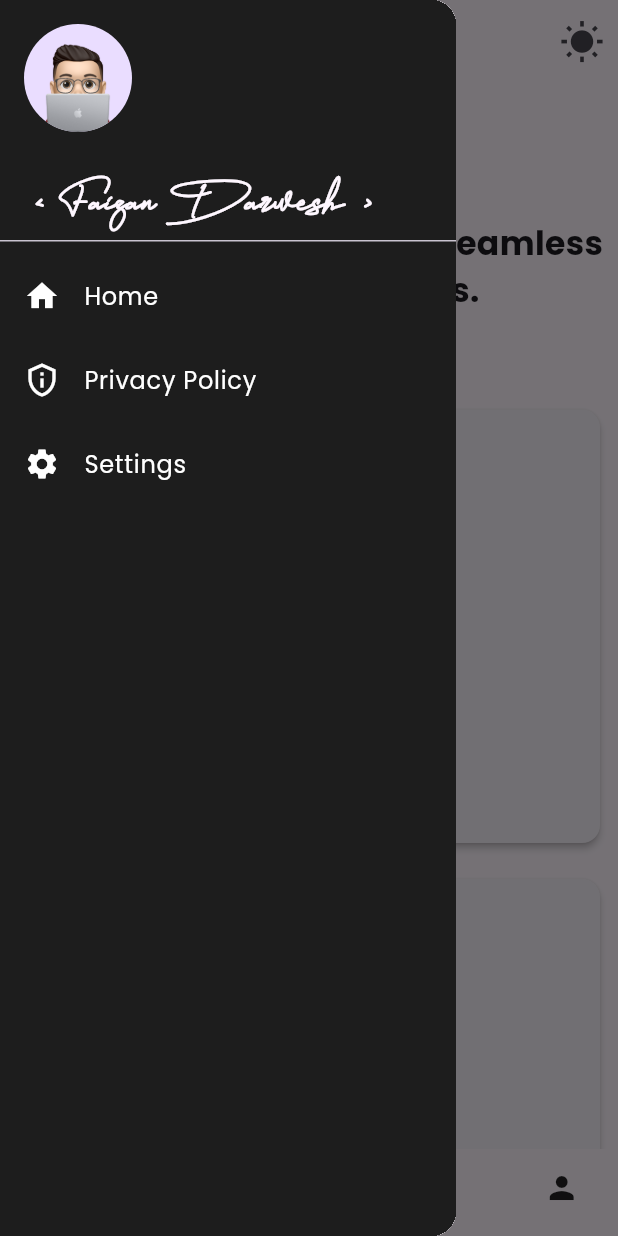
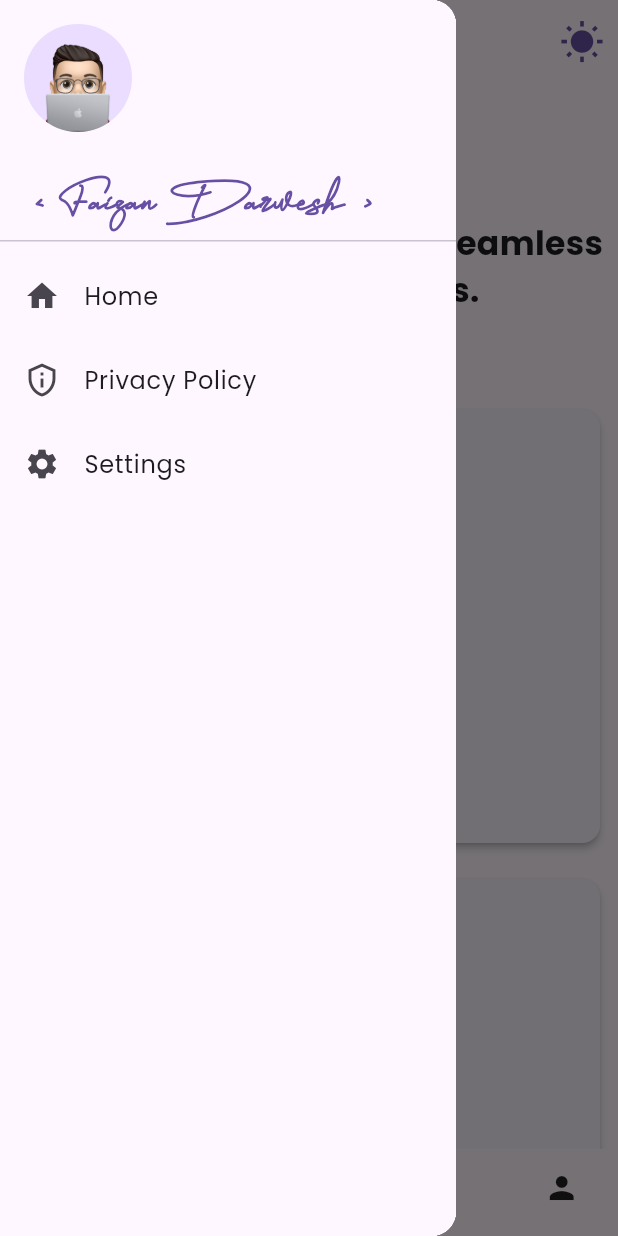
Before and after one commit to faizandarwesh/portfolio_app, a Flutter app: the screen it shows after launch, item 4 of the bottom bar chosen, with the side drawer open, on a phone screen of 412 x 824 dp. Run offline on Flutter 3.47's test engine with Material 3 defaults, Android fonts, the light colour scheme and no system bars; our stand-ins replace animated_text_kit, flutter_riverpod, flutter_svg, flutter_widget_from_html, lottie; network calls fail.

Commit message:
Make theme changes

```diff
--- a/lib/data/data.dart
+++ b/lib/data/data.dart
@@ -205,7 +205,7 @@ Our innovative and tailored clothing recovery programs not only reduce waste, bu
        "type" : "On-site",
        "organization" : "Genetech Solutions",
       "location": "Karachi, Pakistan",
-      "logo": "https://www.genetechsolutions.com//public/frontend/images/logo.png",
+      "logo": "assets/icons/genetech.svg",
       "role": "Building and managing interactive frontend UIs using React and Next.js. Integrating with backend APIs and services to fetch and manipulate data. Participating in client meetings to gather requirements, provide updates,and address feedback."
     },
     {
@@ -215,7 +215,7 @@ Our innovative and tailored clothing recovery programs not only reduce waste, bu
       "type" : "On-site",
       "organization" : "Genetech Solutions",
       "location": "Karachi, Pakistan",
-      "logo": "https://www.genetechsolutions.com//public/frontend/images/logo.png",
+      "logo": "assets/icons/genetech.svg",
       "role": "Designed and developed 2 web applications from scratch using React and its ecosystem. Coordinated directly with the founding team to plan the roadmap and prioritize feature development. Participated in sprint planning and agile ceremonies to deliver features in iterative cycles."
     },
     {
@@ -225,7 +225,7 @@ Our innovative and tailored clothing recovery programs not only reduce waste, bu
       "type" : "On-site",
       "organization" : "Genetech Solutions",
       "location": "Karachi, Pakistan",
-      "logo": "https://www.genetechsolutions.com//public/frontend/images/logo.png",
+      "logo": "assets/icons/genetech.svg",
       "role": "Designed and developed 2 web applications from scratch using React and its ecosystem. Coordinated directly with the founding team to plan the roadmap and prioritize feature development. Participated in sprint planning and agile ceremonies to deliver features in iterative cycles."
     },
     {
@@ -235,7 +235,7 @@ Our innovative and tailored clothing recovery programs not only reduce waste, bu
       "type" : "On-site",
       "organization" : "Genetech Solutions",
       "location": "Karachi, Pakistan",
-      "logo": "https://www.genetechsolutions.com//public/frontend/images/logo.png",
+      "logo": "assets/icons/genetech.svg",
       "role": "Transforming high-quality Figma designs into responsive web pages using React and it's ecosystem. Integrated with backend APIs and services to fetch and manage data effectively. Stayed updated with industry trends and best practices to drive innovation and product excellence."
     }
   ],
--- a/lib/modules/contact/ui/contact_screen.dart
+++ b/lib/modules/contact/ui/contact_screen.dart
@@ -42,7 +42,7 @@ class _ContactScreenState extends State<ContactScreen> {
               'Get in Touch',
               style: theme.textTheme.headlineSmall!.copyWith(
                 fontWeight: FontWeight.bold,
-                color: theme.primaryColor,
+                color: const Color(0xFF6750A4),
               ),
             ),
             const SizedBox(height: 20),
--- a/lib/modules/home/app_drawer.dart
+++ b/lib/modules/home/app_drawer.dart
@@ -8,7 +8,7 @@ class CustomDrawer extends StatelessWidget {
   Widget build(BuildContext context) {
     return Drawer(
       child: Container(
-        color: const Color(0xFF1D1D1D), // Dark background color
+        color: Theme.of(context).scaffoldBackgroundColor, // Dark background color
         child: Column(
           children: [
             // Drawer Header with Profile
@@ -16,6 +16,7 @@ class CustomDrawer extends StatelessWidget {
               accountName: Text(
                 '<Faizan Darwesh>',
                 style: TextStyle(
+                    color: Color(0xFF6750A4),
                     fontSize: 24,
                     fontFamily: 'Agustina',
                     fontWeight: FontWeight.w700),
@@ -30,12 +31,11 @@ class CustomDrawer extends StatelessWidget {
             ),
             // Drawer Menu Items
             ListTile(
-              leading: const Icon(Icons.home, color: Colors.white),
+              leading: const Icon(Icons.home,),
               title: const Text(
                 'Home',
                 style: TextStyle(
                   fontSize: 16,
-                  color: Colors.white,
                   fontFamily: 'Poppins',
                 ),
               ),
@@ -44,12 +44,11 @@ class CustomDrawer extends StatelessWidget {
               },
             ),
             ListTile(
-              leading: const Icon(Icons.privacy_tip_outlined, color: Colors.white),
+              leading: const Icon(Icons.privacy_tip_outlined,),
               title: const Text(
                 'Privacy Policy',
                 style: TextStyle(
                   fontSize: 16,
-                  color: Colors.white,
                   fontFamily: 'Poppins',
                 ),
               ),
@@ -62,12 +61,11 @@ class CustomDrawer extends StatelessWidget {
               },
             ),
             ListTile(
-              leading: const Icon(Icons.settings, color: Colors.white),
+              leading: const Icon(Icons.settings,),
               title: const Text(
                 'Settings',
                 style: TextStyle(
                   fontSize: 16,
-                  color: Colors.white,
                   fontFamily: 'Poppins',
                 ),
               ),
--- a/lib/modules/home/ui/home_screen.dart
+++ b/lib/modules/home/ui/home_screen.dart
@@ -67,7 +67,7 @@ class _HomeScreenState extends State<HomeScreen> {
         },
         backgroundColor: Colors.transparent,
         selectedItemColor: Theme.of(context).primaryColor,
-        selectedIconTheme: const IconThemeData(color: Colors.purple),
+        selectedIconTheme: const IconThemeData(color: Color(0xFF6750A4)),
         items: [
           BottomNavigationBarItem(
             icon: Icon(
--- a/lib/modules/home/ui/theme_toggle_button.dart
+++ b/lib/modules/home/ui/theme_toggle_button.dart
@@ -15,6 +15,7 @@ class ThemeToggleButton extends ConsumerWidget {
     return IconButton(
       icon: Icon(
         themeNotifier.isDarkMode ? Icons.dark_mode : Icons.wb_sunny,
+        color: const Color(0xFF6750A4),
         size: 30,
       ),
       onPressed: () {
--- a/lib/modules/skills/ui/skill_listing_screen.dart
+++ b/lib/modules/skills/ui/skill_listing_screen.dart
@@ -44,7 +44,7 @@ class SkillListingScreen extends StatelessWidget {
             textAlign: TextAlign.center,
             style: theme.textTheme.headlineSmall!.copyWith(
                 fontWeight: FontWeight.bold,
-                color: theme.primaryColor,
+                color: const Color(0xFF6750A4),
                 fontSize: 24
             ),),
             Expanded(
```
Also changed, not shown: lib/modules/journey/ui/journey_card_widget.dart (+5 -24 lines), assets/icons/genetech.svg (added).
